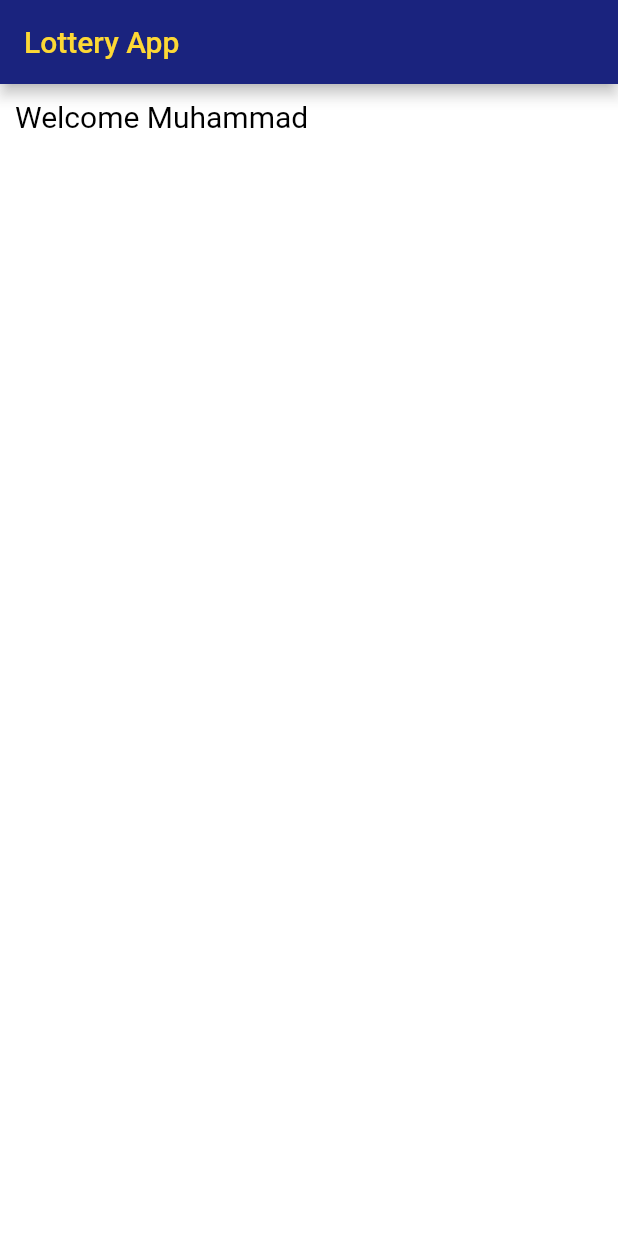
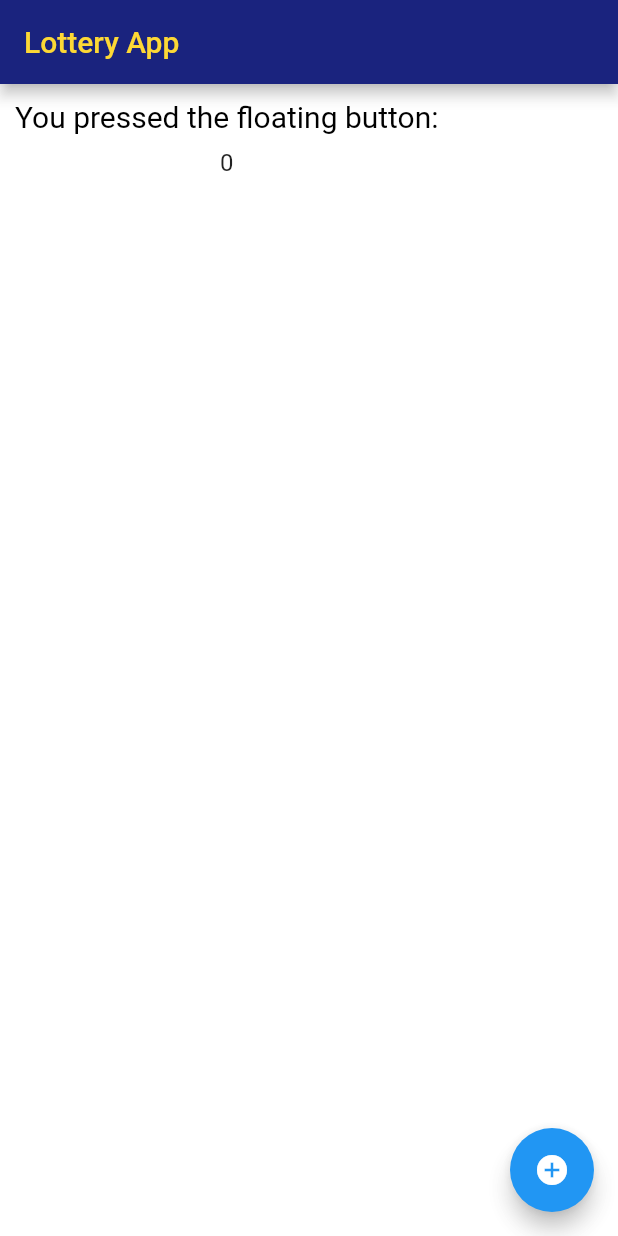
Before and after one commit to safwanistic/Lottery-App, a Flutter app: the screen it shows after launch, on a phone screen of 412 x 824 dp. Run offline on Flutter 3.47's test engine with Material 2 defaults, Android fonts, the phone set to English and light mode, and no system bars.

```diff
--- a/lib/main.dart
+++ b/lib/main.dart
@@ -2,14 +2,22 @@ import 'package:flutter/material.dart';
 import 'package:flutter/cupertino.dart';
 
 void main() {
-  runApp(const MyApp());
+  runApp(MyApp());
 }
 
-class MyApp extends StatelessWidget {
+class MyApp extends StatefulWidget {
   const MyApp({Key? key}) : super(key: key);
 
   @override
+  State<MyApp> createState() => _MyAppState();
+}
+
+class _MyAppState extends State<MyApp> {
+
+  int x = 0;
+  @override
   Widget build(BuildContext context) {
+
     return MaterialApp(
       debugShowCheckedModeBanner: false,
       title: "Lottery App",
@@ -24,13 +32,24 @@ class MyApp extends StatelessWidget {
             children: [
               Padding(
                 padding: const EdgeInsets.all(10.0),
-              child: Text('Welcome Muhammad', style: TextStyle(
+                child: Text('You pressed the floating button:', style: TextStyle(
                     fontSize: 20.0,
                     color: Colors.black
                 ),),
-            )
+              ),
+              Text(x.toString(), style:TextStyle(fontSize: 16)),
             ],
           ),
+        ),
+        floatingActionButton: FloatingActionButton(
+          onPressed: (){
+            x++;
+            setState(() {
+
+            });
+            print(x.toString());
+          },
+          child: Icon(Icons.add_circle),
         ),
 
         // home: AppBar(
```
Lines whose indentation alone changed are shown as unchanged.
